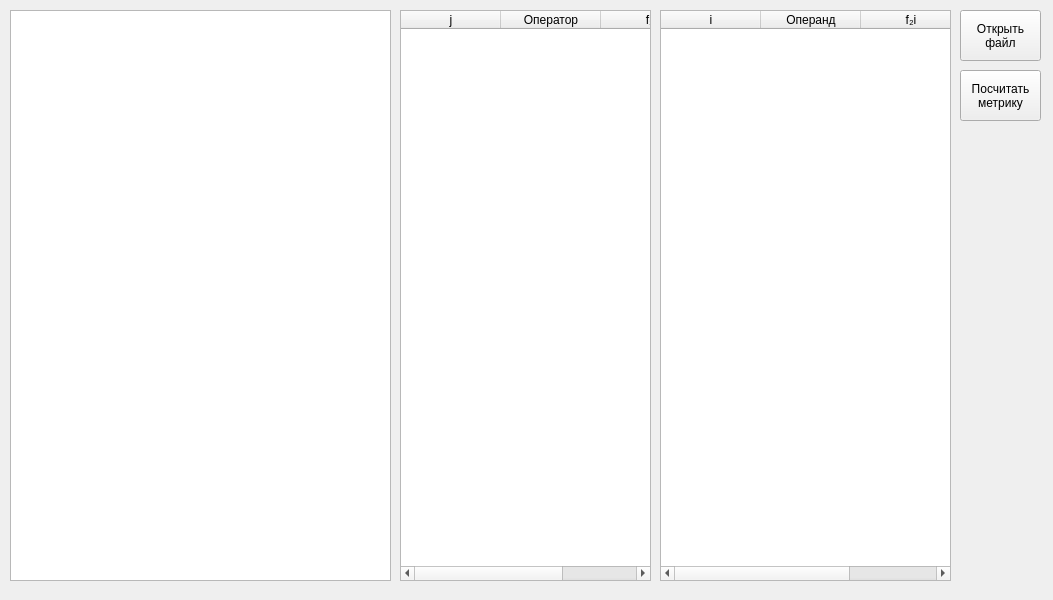
First picture: the form in MSACIT_LWD_1/QTLab1/mainwindow.ui, repository NovikovValeriy/Metrology, before the edit.
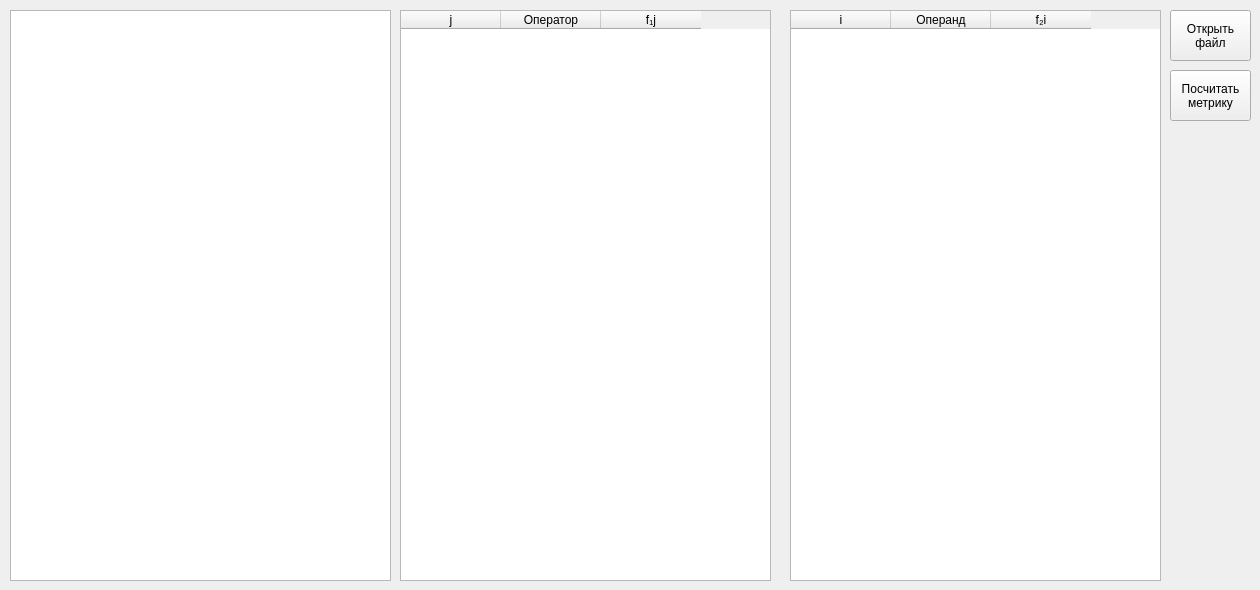
Second picture: the form after the edit.

Diff of the .ui file:
```diff
--- a/MSACIT_LWD_1/QTLab1/mainwindow.ui
+++ b/MSACIT_LWD_1/QTLab1/mainwindow.ui
@@ -6,8 +6,8 @@
    <rect>
     <x>0</x>
     <y>0</y>
-    <width>1053</width>
-    <height>600</height>
+    <width>1260</width>
+    <height>590</height>
    </rect>
   </property>
   <property name="windowTitle">
@@ -17,7 +17,7 @@
    <widget class="QPushButton" name="openFileButton">
     <property name="geometry">
      <rect>
-      <x>960</x>
+      <x>1170</x>
       <y>10</y>
       <width>81</width>
       <height>51</height>
@@ -31,7 +31,7 @@
    <widget class="QPushButton" name="calculateButton">
     <property name="geometry">
      <rect>
-      <x>960</x>
+      <x>1170</x>
       <y>70</y>
       <width>81</width>
       <height>51</height>
@@ -63,7 +63,7 @@
      <rect>
       <x>400</x>
       <y>10</y>
-      <width>251</width>
+      <width>371</width>
       <height>571</height>
      </rect>
     </property>
@@ -92,9 +92,9 @@
    <widget class="QTableWidget" name="operandTable">
     <property name="geometry">
      <rect>
-      <x>660</x>
+      <x>790</x>
       <y>10</y>
-      <width>291</width>
+      <width>371</width>
       <height>571</height>
      </rect>
     </property>
```
